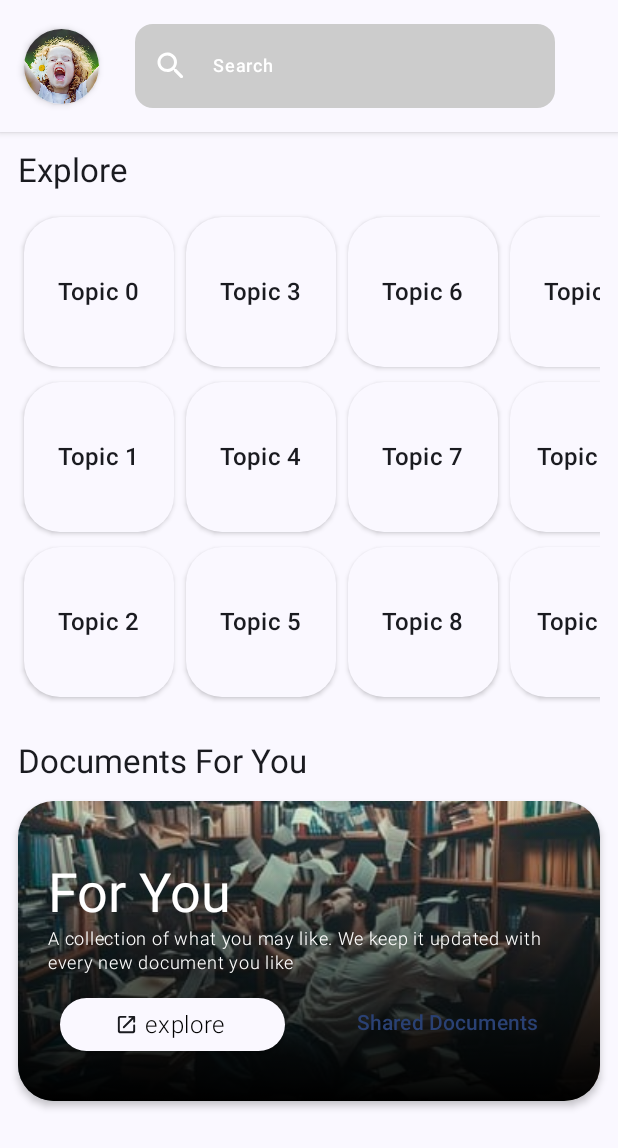
After one commit to kdbrian/Sage, an Android app built with Jetpack Compose: the composable HomeScreen shown on its own in the app's theme, on a phone screen of 412 x 824 dp. The commit adds this screen. Shown: the top 1148 px of the screen. Run offline under Robolectric (Android 15) with nearby library versions, the phone set to English and light mode, and no system bars.

Commit message:
refactor/ - finished off HomeScreen UI impl

```diff
--- a/app/src/main/java/com/kdbrian/sage/ui/composables/TopicCard.kt
+++ b/app/src/main/java/com/kdbrian/sage/ui/composables/TopicCard.kt
@@ -20,12 +20,17 @@ import com.kdbrian.sage.ui.theme.SageTheme
 @Composable
 fun TopicCard(
     modifier: Modifier = Modifier,
+    color: androidx.compose.ui.graphics.Color = MaterialTheme.colorScheme.surface,
+    contentColor: androidx.compose.ui.graphics.Color = MaterialTheme.colorScheme.onSurface,
     text: AnnotatedString = buildAnnotatedString {
         append("Topic")
     }
 ) {
 
     Surface(
+        color = color,
+        contentColor = contentColor,
+        shadowElevation = 2.dp,
         modifier = modifier
             .requiredSize(100.dp),
         shape = RoundedCornerShape(24.dp)
--- /dev/null
+++ b/app/src/main/java/com/kdbrian/sage/ui/screens/HomeScreen.kt
@@ -0,0 +1,248 @@
+package com.kdbrian.sage.ui.screens
+
+import androidx.compose.foundation.background
+import androidx.compose.foundation.layout.Arrangement
+import androidx.compose.foundation.layout.Box
+import androidx.compose.foundation.layout.Column
+import androidx.compose.foundation.layout.Row
+import androidx.compose.foundation.layout.Spacer
+import androidx.compose.foundation.layout.fillMaxSize
+import androidx.compose.foundation.layout.fillMaxWidth
+import androidx.compose.foundation.layout.height
+import androidx.compose.foundation.layout.padding
+import androidx.compose.foundation.layout.requiredHeightIn
+import androidx.compose.foundation.layout.size
+import androidx.compose.foundation.lazy.grid.GridCells
+import androidx.compose.foundation.lazy.grid.LazyHorizontalGrid
+import androidx.compose.foundation.shape.RoundedCornerShape
+import androidx.compose.material.icons.Icons
+import androidx.compose.material.icons.automirrored.rounded.OpenInNew
+import androidx.compose.material.icons.rounded.Search
+import androidx.compose.material3.DrawerValue
+import androidx.compose.material3.Icon
+import androidx.compose.material3.MaterialTheme
+import androidx.compose.material3.ModalDrawerSheet
+import androidx.compose.material3.ModalNavigationDrawer
+import androidx.compose.material3.NavigationDrawerItem
+import androidx.compose.material3.Scaffold
+import androidx.compose.material3.Surface
+import androidx.compose.material3.Text
+import androidx.compose.material3.TextButton
+import androidx.compose.material3.rememberDrawerState
+import androidx.compose.runtime.Composable
+import androidx.compose.ui.Alignment
+import androidx.compose.ui.Modifier
+import androidx.compose.ui.graphics.Brush
+import androidx.compose.ui.graphics.Color
+import androidx.compose.ui.layout.ContentScale
+import androidx.compose.ui.res.painterResource
+import androidx.compose.ui.text.buildAnnotatedString
+import androidx.compose.ui.text.font.FontWeight
+import androidx.compose.ui.text.style.TextAlign
+import androidx.compose.ui.tooling.preview.Preview
+import androidx.compose.ui.tooling.preview.datasource.LoremIpsum
+import androidx.compose.ui.unit.dp
+import coil3.compose.AsyncImage
+import com.kdbrian.sage.R
+import com.kdbrian.sage.ui.composables.CategoryItem
+import com.kdbrian.sage.ui.composables.CircularProfileAvatar
+import com.kdbrian.sage.ui.composables.RoundedInputField
+import com.kdbrian.sage.ui.composables.TopicCard
+import com.kdbrian.sage.ui.theme.SageTheme
+
+@Composable
+fun HomeScreen() {
+
+    Scaffold(
+        topBar = {
+            Surface(
+                shadowElevation = 3.dp,
+            ) {
+                Column(
+                    modifier = Modifier.padding(4.dp)
+                ) {
+
+                    Row(
+                        modifier = Modifier
+                            .fillMaxWidth()
+                            .padding(12.dp),
+                        verticalAlignment = Alignment.CenterVertically,
+                    ) {
+
+                        CircularProfileAvatar { }
+
+                        Spacer(Modifier.padding(12.dp))
+
+                        RoundedInputField(
+                            placeholder = "Search",
+                            leadingIcon = {
+                                Icon(
+                                    imageVector = Icons.Rounded.Search,
+                                    contentDescription = null
+                                )
+                            }
+                        )
+
+                    }
+
+                    /*val scrollState = rememberScrollState()
+                    Row(
+                        verticalAlignment = androidx.compose.ui.Alignment.CenterVertically,
+                        modifier = Modifier
+                            .fillMaxWidth()
+                            .padding(12.dp)
+                            .padding(horizontal = 12.dp)
+                            .horizontalScroll(scrollState),
+                        horizontalArrangement = Arrangement.spacedBy(4.dp)
+                    ) {
+                        CategoryItem(text = "Music")
+
+                        CategoryItem(text = "Science")
+
+                        CategoryItem(text = "Finance")
+
+                        CategoryItem(text = "Lifestyle")
+
+                        CategoryItem(text = "Sports")
+
+                    }*/
+
+                }
+            }
+        },
+    ) {
+        Column(
+            modifier = Modifier
+                .fillMaxSize()
+                .padding(it)
+                .padding(12.dp)
+        ) {
+
+            Text(
+                text = "Explore",
+                style = MaterialTheme.typography.titleLarge
+            )
+
+            LazyHorizontalGrid(
+                rows = GridCells.Fixed(3),
+                modifier = Modifier
+                    .fillMaxWidth()
+                    .padding(top = 12.dp)
+                    .height(330.dp),
+            ) {
+                items(12) {
+                    TopicCard(
+                        modifier = Modifier.padding(4.dp),
+                        text = buildAnnotatedString { append("Topic $it") }
+                    )
+                }
+            }
+
+            Spacer(Modifier.height(24.dp))
+
+            Text(
+                text = "Documents For You",
+                style = MaterialTheme.typography.titleLarge
+            )
+
+
+            Surface(
+                modifier = Modifier
+                    .fillMaxWidth()
+                    .padding(top = 12.dp)
+                    .requiredHeightIn(
+                        max = 200.dp,
+                        min = 180.dp
+                    ),
+                contentColor = Color.White,
+                shape = RoundedCornerShape(24.dp),
+                shadowElevation = 3.dp,
+            ) {
+
+                AsyncImage(
+                    contentScale = ContentScale.Crop,
+                    contentDescription = null,
+                    model = null,
+                    error = painterResource(R.drawable.paper_avalanche),
+                    modifier = Modifier.fillMaxSize()
+                )
+
+                Box(
+                    modifier = Modifier
+                        .fillMaxSize()
+                        .background(
+                            brush = Brush.verticalGradient(
+                                colors = listOf(
+                                    Color.Transparent,
+                                    Color.Black//.copy(alpha = 0.85f)
+                                )
+                            )
+                        ),
+                    content = {},
+                )
+
+                Column(
+                    modifier = Modifier
+                        .fillMaxSize()
+                        .padding(20.dp),
+                    horizontalAlignment = Alignment.Start,
+                ) {
+                    Spacer(Modifier.weight(1f))
+
+                    Text(
+                        text = "For You",
+                        style = MaterialTheme.typography.displaySmall
+                    )
+
+
+                    Text(
+                        text = "A collection of what you may like. We keep it updated with every new document you like",
+                        style = MaterialTheme.typography.labelMedium.copy(
+                            textAlign = TextAlign.Start,
+                            fontWeight = FontWeight.Light
+                        )
+                    )
+
+                    Row(
+                        verticalAlignment = Alignment.CenterVertically,
+                        modifier = Modifier
+                            .fillMaxWidth()
+                            .padding(8.dp),
+                        horizontalArrangement = Arrangement.SpaceBetween
+                    ) {
+                        CategoryItem(
+                            text = "explore",
+                            icon = {
+                                Icon(
+                                    imageVector = Icons.AutoMirrored.Rounded.OpenInNew,
+                                    contentDescription = null,
+                                    modifier = Modifier.size(15.dp)
+                                )
+                            }
+                        )
+
+                        TextButton(onClick = {}) {
+                            Text(text = "Shared Documents")
+                        }
+                    }
+
+
+                }
+
+
+            }
+
+        }
+
+
+    }
+
+}
+
+@Preview
+@Composable
+private fun HomeScreenPrev() {
+    SageTheme {
+        HomeScreen()
+    }
+}
```
Also changed, not shown: app/src/main/res/drawable-nodpi/paper_avalanche.jpg (added).
